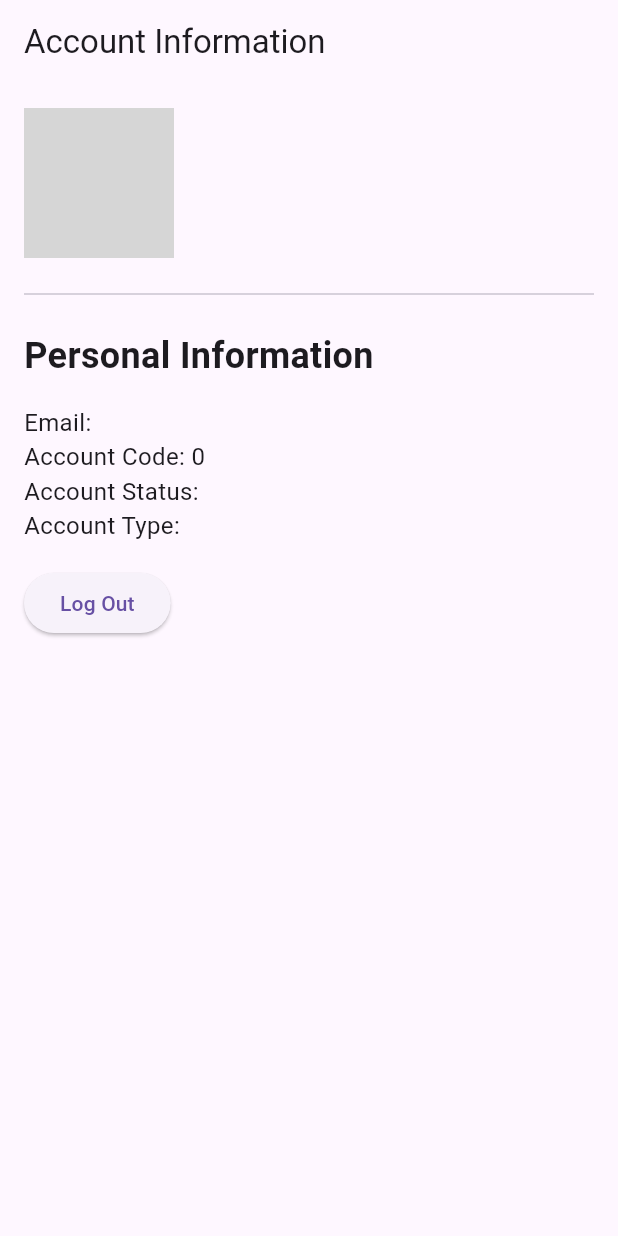
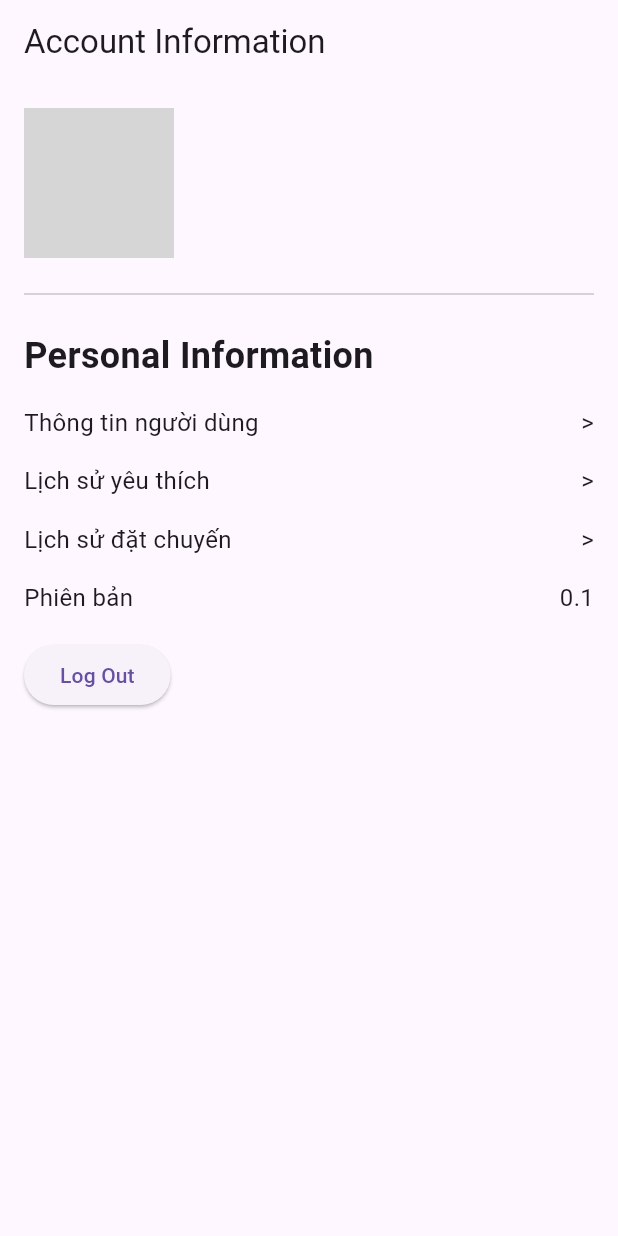
Before and after one commit to Dinh-Duc-Manh/Ky-4, a Flutter app: the ProfileScreen screen opened directly with empty values, on a phone screen of 412 x 824 dp. Run offline on Flutter 3.47's test engine with Material 3 defaults, Android fonts, the phone set to English and light mode, and no system bars; our stand-ins replace image_picker, sqflite; missing offline and left inert: mailer; accounts and stored records are empty; grey boxes are pictures that could not be loaded.

Commit message:
create thanh

```diff
--- a/trip_planner/lib/screen/Detail/Widget/items_details.dart
+++ b/trip_planner/lib/screen/Detail/Widget/items_details.dart
@@ -51,7 +51,7 @@ class ItemsDetails extends StatelessWidget {
                         fontSize: 15,
                       ),
                     ),
-                    const SizedBox(width: 25),
+                    const SizedBox(width: 50),
                     const Icon(
                       Icons.watch_later_outlined,
                       color: Colors.grey,
@@ -68,7 +68,7 @@ class ItemsDetails extends StatelessWidget {
                         fontSize: 15,
                       ),
                     ),
-                    const SizedBox(width: 25),
+                    const SizedBox(width: 50),
                     Text(
                       "Vehicle: ",
                       style: const TextStyle(
--- a/trip_planner/lib/screen/Profile/profile_screen.dart
+++ b/trip_planner/lib/screen/Profile/profile_screen.dart
@@ -4,6 +4,8 @@ import 'package:flutter/cupertino.dart';
 import 'package:flutter/material.dart';
 import '../../../model/Users.dart';
 import '../Login/sign_in_screen.dart';
+import '../Trip/trip_screen.dart';
+import 'detail_profile_screen.dart';
 import 'edit_profile_screen.dart';
 
 class ProfileScreen extends StatelessWidget {
@@ -26,9 +28,25 @@ class ProfileScreen extends StatelessWidget {
       MaterialPageRoute(
         builder: (context) => EditProfileScreen(user.user_id!),
       ),
-    ).then((_) {
-      ProfileScreen;
-    });
+    );
+  }
+
+  void _trip(BuildContext context) {
+    Navigator.push(
+      context,
+      MaterialPageRoute(
+        builder: (context) => TripScreen(user: user),
+      ),
+    );
+  }
+
+  void _detailProfile(BuildContext context) {
+    Navigator.push(
+      context,
+      MaterialPageRoute(
+        builder: (context) => DetailProfileScreen(user.user_id!),
+      ),
+    );
   }
 
   ImageProvider _buildImage(String imagePath) {
@@ -78,10 +96,26 @@ class ProfileScreen extends StatelessWidget {
             const SizedBox(height: 16),
             Text('Personal Information', style: titleStyle),
             const SizedBox(height: 16),
-            Text('Email: ${user.email}', style: infoStyle),
-            Text('Account Code: ${user.user_id}', style: infoStyle),
-            Text('Account Status: ${user.status}', style: infoStyle),
-            Text('Account Type: ${user.role}', style: infoStyle),
+            GestureDetector(
+              onTap: () => _detailProfile(context),
+              child: _buildRow('Thông tin người dùng', context),
+            ),
+            const SizedBox(height: 16),
+            _buildRow('Lịch sử yêu thích', context),
+            const SizedBox(height: 16),
+            GestureDetector(
+              onTap: () => _trip(context),
+              child: _buildRow('Lịch sử đặt chuyến', context),
+            ),
+            const SizedBox(height: 16),
+            Row(
+              mainAxisAlignment: MainAxisAlignment.start,
+              children: [
+                Text('Phiên bản', style: infoStyle),
+                const Spacer(), // This takes the remaining space
+                Text('0.1', style: infoStyle),
+              ],
+            ),
             const SizedBox(height: 16),
             ElevatedButton(
               onPressed: () => _logout(context),
@@ -92,4 +126,14 @@ class ProfileScreen extends StatelessWidget {
       ),
     );
   }
+
+  Widget _buildRow(String title, BuildContext context) {
+    return Row(
+      mainAxisAlignment: MainAxisAlignment.spaceBetween,
+      children: [
+        Text(title, style: const TextStyle(fontSize: 16)),
+        Text('>', style: const TextStyle(fontSize: 16)),
+      ],
+    );
+  }
 }
```
Also changed, not shown: trip_planner/lib/screen/Profile/detail_profile_screen.dart (added, +116 -0 lines), trip_planner/lib/service/data.dart (+9 -0 lines).
